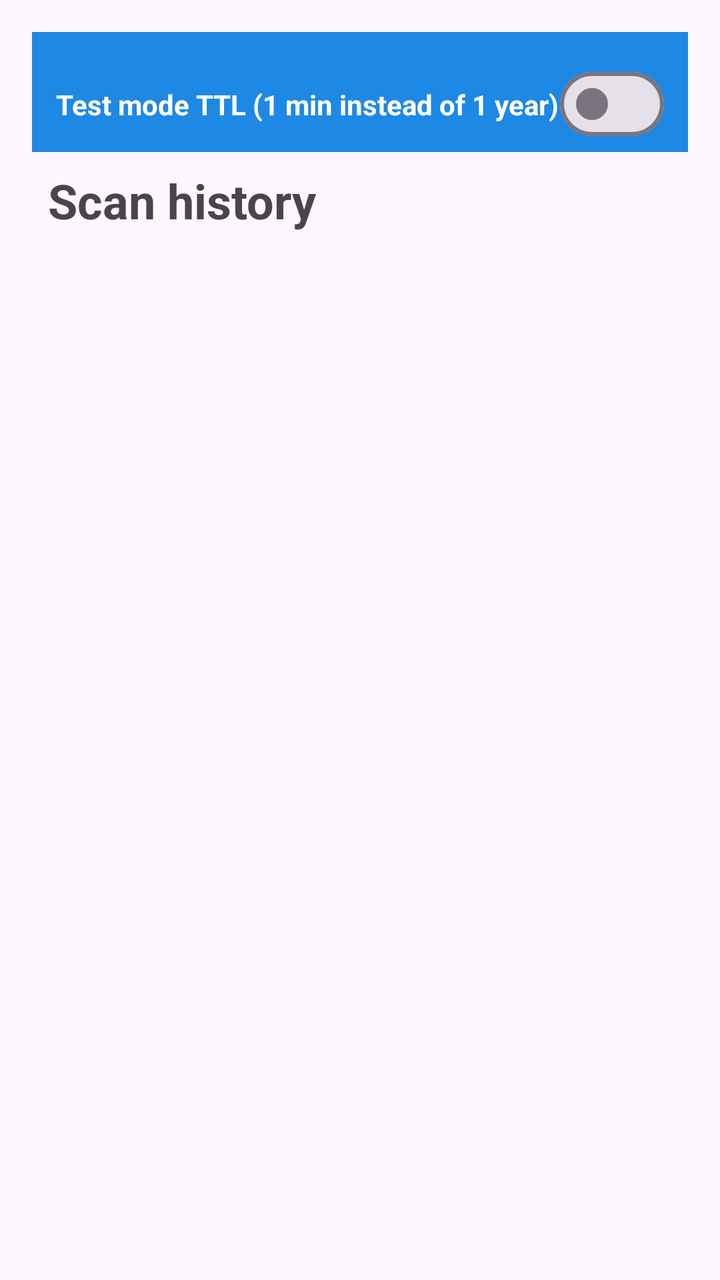
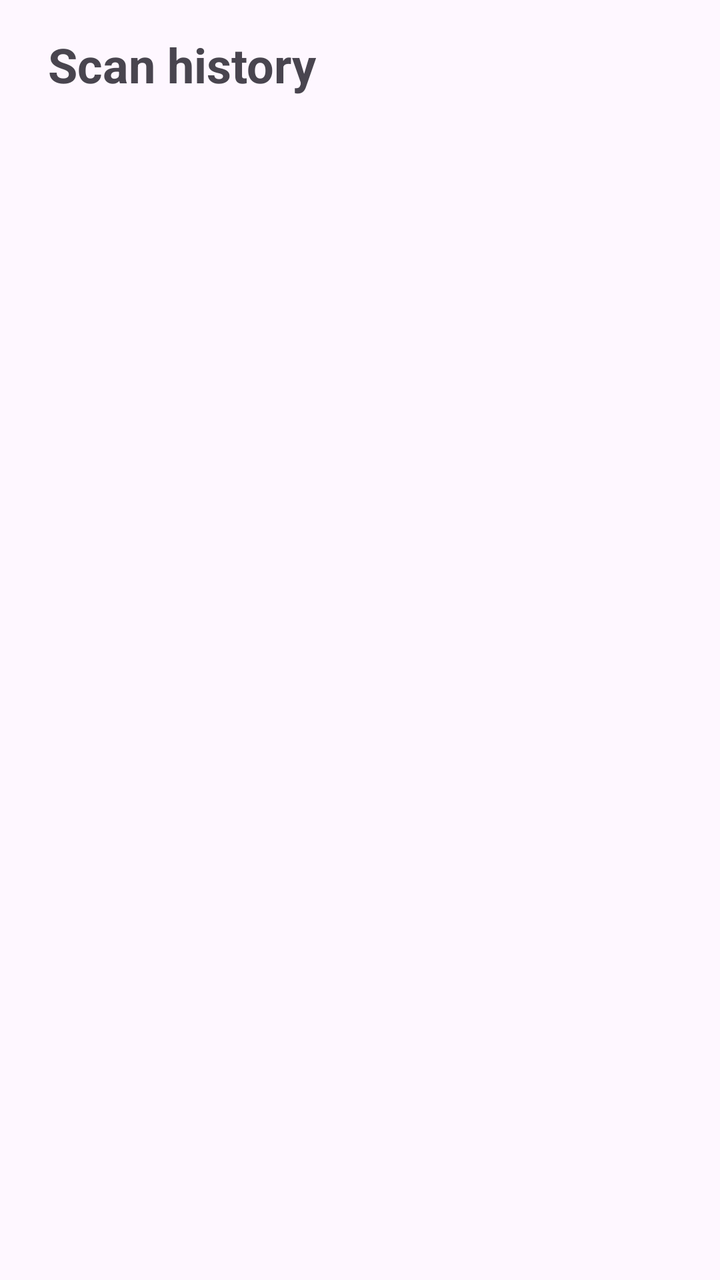

Compare the two renders of this Android layout. The source of the first and the diff that turns it into the second are given below.
<!-- AndroidManifest.xml: application theme Theme.Allergy -->
<!-- res/layout/history_fragment.xml -->
<?xml version="1.0" encoding="utf-8"?>
<androidx.constraintlayout.widget.ConstraintLayout xmlns:android="http://schemas.android.com/apk/res/android"
    xmlns:app="http://schemas.android.com/apk/res-auto"
    xmlns:tools="http://schemas.android.com/tools"
    android:layout_width="match_parent"
    android:layout_height="match_parent"
    android:padding="16dp">

    <View
        android:id="@+id/vTtlBackground"
        android:layout_width="0dp"
        android:layout_height="0dp"
        android:background="@color/blue_primary"
        app:layout_constraintBottom_toBottomOf="@+id/switchTestTtl"
        app:layout_constraintEnd_toEndOf="parent"
        app:layout_constraintStart_toStartOf="parent"
        app:layout_constraintTop_toTopOf="parent" />

    <TextView
        android:id="@+id/tvTtlLabel"
        android:layout_width="0dp"
        android:layout_height="wrap_content"
        android:layout_marginStart="12dp"
        android:text="@string/test_ttl_label"
        android:textColor="@android:color/white"
        android:textSize="14sp"
        android:textStyle="bold"
        app:layout_constraintBottom_toBottomOf="@+id/switchTestTtl"
        app:layout_constraintEnd_toStartOf="@+id/switchTestTtl"
        app:layout_constraintStart_toStartOf="parent"
        app:layout_constraintTop_toTopOf="@+id/switchTestTtl" />

    <com.google.android.material.materialswitch.MaterialSwitch
        android:id="@+id/switchTestTtl"
        android:layout_width="wrap_content"
        android:layout_height="wrap_content"
        android:layout_marginVertical="12dp"
        android:layout_marginEnd="12dp"
        app:layout_constraintEnd_toEndOf="parent"
        app:layout_constraintTop_toTopOf="parent" />

    <TextView
        android:id="@+id/tvHistoryTitle"
        android:layout_width="wrap_content"
        android:layout_height="wrap_content"
        android:layout_marginStart="8dp"
        android:layout_marginTop="8dp"
        android:text="@string/scan_history"
        android:textSize="24sp"
        android:textStyle="bold"
        app:layout_constraintStart_toStartOf="parent"
        app:layout_constraintTop_toBottomOf="@id/vTtlBackground" />

    <androidx.recyclerview.widget.RecyclerView
        android:id="@+id/recyclerViewHistory"
        android:layout_width="0dp"
        android:layout_height="0dp"
        android:layout_marginTop="16dp"
        app:layout_constraintBottom_toBottomOf="parent"
        app:layout_constraintEnd_toEndOf="parent"
        app:layout_constraintStart_toStartOf="parent"
        app:layout_constraintTop_toBottomOf="@id/tvHistoryTitle" />

</androidx.constraintlayout.widget.ConstraintLayout>
<!-- resources referenced by this layout -->
<resources>
  <color name="blue_primary">#1E88E5</color>
  <string name="scan_history">Scan history</string>
  <string name="test_ttl_label">Test mode TTL (1 min instead of 1 year)</string>
  <style name="Theme.Allergy" parent="Base.Theme.Allergy" />
  <style name="Base.Theme.Allergy" parent="Theme.Material3.DayNight.NoActionBar">
          
          
      </style>
</resources>

<!-- the commit's change to res/layout/history_fragment.xml (unified diff, before → after) -->
@@ -6,50 +6,16 @@
     android:layout_height="match_parent"
     android:padding="16dp">
 
-    <View
-        android:id="@+id/vTtlBackground"
-        android:layout_width="0dp"
-        android:layout_height="0dp"
-        android:background="@color/blue_primary"
-        app:layout_constraintBottom_toBottomOf="@+id/switchTestTtl"
-        app:layout_constraintEnd_toEndOf="parent"
-        app:layout_constraintStart_toStartOf="parent"
-        app:layout_constraintTop_toTopOf="parent" />
-
-    <TextView
-        android:id="@+id/tvTtlLabel"
-        android:layout_width="0dp"
-        android:layout_height="wrap_content"
-        android:layout_marginStart="12dp"
-        android:text="@string/test_ttl_label"
-        android:textColor="@android:color/white"
-        android:textSize="14sp"
-        android:textStyle="bold"
-        app:layout_constraintBottom_toBottomOf="@+id/switchTestTtl"
-        app:layout_constraintEnd_toStartOf="@+id/switchTestTtl"
-        app:layout_constraintStart_toStartOf="parent"
-        app:layout_constraintTop_toTopOf="@+id/switchTestTtl" />
-
-    <com.google.android.material.materialswitch.MaterialSwitch
-        android:id="@+id/switchTestTtl"
-        android:layout_width="wrap_content"
-        android:layout_height="wrap_content"
-        android:layout_marginVertical="12dp"
-        android:layout_marginEnd="12dp"
-        app:layout_constraintEnd_toEndOf="parent"
-        app:layout_constraintTop_toTopOf="parent" />
-
     <TextView
         android:id="@+id/tvHistoryTitle"
         android:layout_width="wrap_content"
         android:layout_height="wrap_content"
         android:layout_marginStart="8dp"
-        android:layout_marginTop="8dp"
         android:text="@string/scan_history"
         android:textSize="24sp"
         android:textStyle="bold"
         app:layout_constraintStart_toStartOf="parent"
-        app:layout_constraintTop_toBottomOf="@id/vTtlBackground" />
+        app:layout_constraintTop_toTopOf="parent" />
 
     <androidx.recyclerview.widget.RecyclerView
         android:id="@+id/recyclerViewHistory"
<!-- resource entries referenced after the edit -->
@@ -1,8 +1,6 @@
 <!-- resources referenced by this layout -->
 <resources>
-  <color name="blue_primary">#1E88E5</color>
   <string name="scan_history">Scan history</string>
-  <string name="test_ttl_label">Test mode TTL (1 min instead of 1 year)</string>
   <style name="Theme.Allergy" parent="Base.Theme.Allergy" />
   <style name="Base.Theme.Allergy" parent="Theme.Material3.DayNight.NoActionBar">
           
